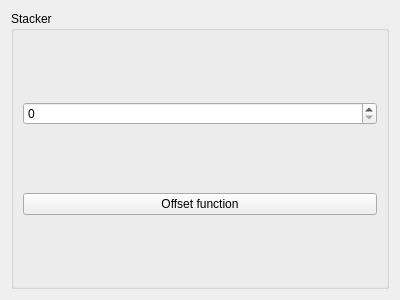
The window that Stacker/StackerWidget.ui (HonghuaLi/stacker) describes before a commit, drawn with Qt 5.
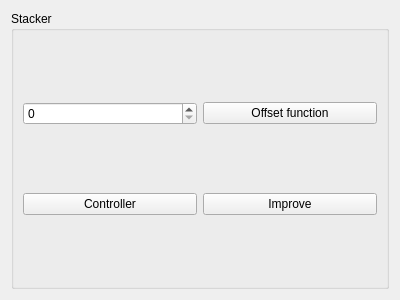
The same window after the commit.

```diff
--- a/Stacker/StackerWidget.ui
+++ b/Stacker/StackerWidget.ui
@@ -13,23 +13,37 @@
   <property name="windowTitle">
    <string>Form</string>
   </property>
-  <layout class="QVBoxLayout" name="verticalLayout">
+  <layout class="QHBoxLayout" name="horizontalLayout">
    <item>
     <widget class="QGroupBox" name="groupBox">
      <property name="title">
       <string>Stacker</string>
      </property>
-     <layout class="QVBoxLayout" name="verticalLayout_2">
-      <item>
+     <layout class="QGridLayout" name="gridLayout">
+      <item row="0" column="0">
        <widget class="QSpinBox" name="spinBox"/>
       </item>
-      <item>
+      <item row="0" column="1">
        <widget class="QPushButton" name="offsetButton">
         <property name="text">
          <string>Offset function</string>
         </property>
        </widget>
       </item>
+      <item row="1" column="0">
+       <widget class="QPushButton" name="controllerButton">
+        <property name="text">
+         <string>Controller</string>
+        </property>
+       </widget>
+      </item>
+      <item row="1" column="1">
+       <widget class="QPushButton" name="improveButton">
+        <property name="text">
+         <string>Improve</string>
+        </property>
+       </widget>
+      </item>
      </layout>
     </widget>
    </item>
```
